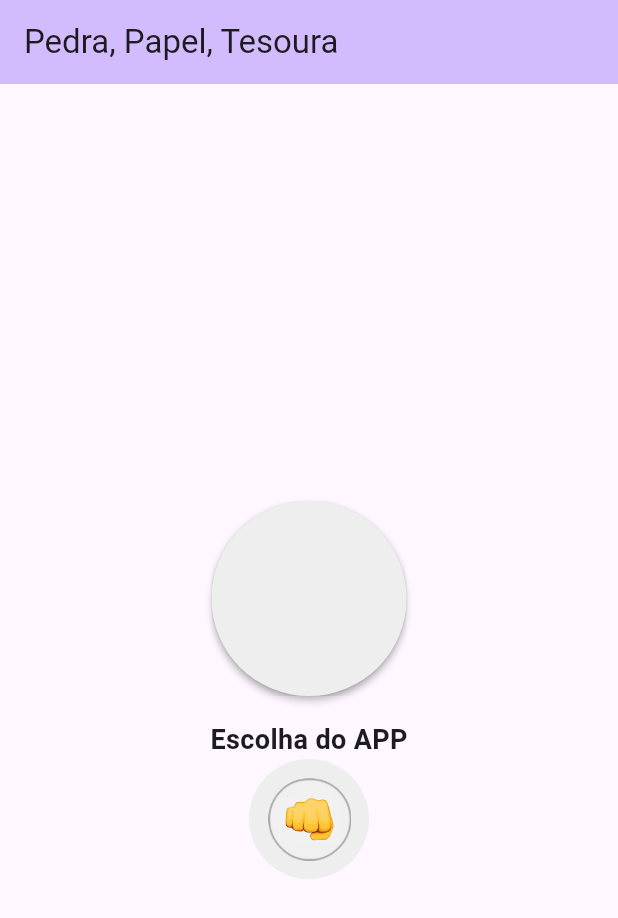
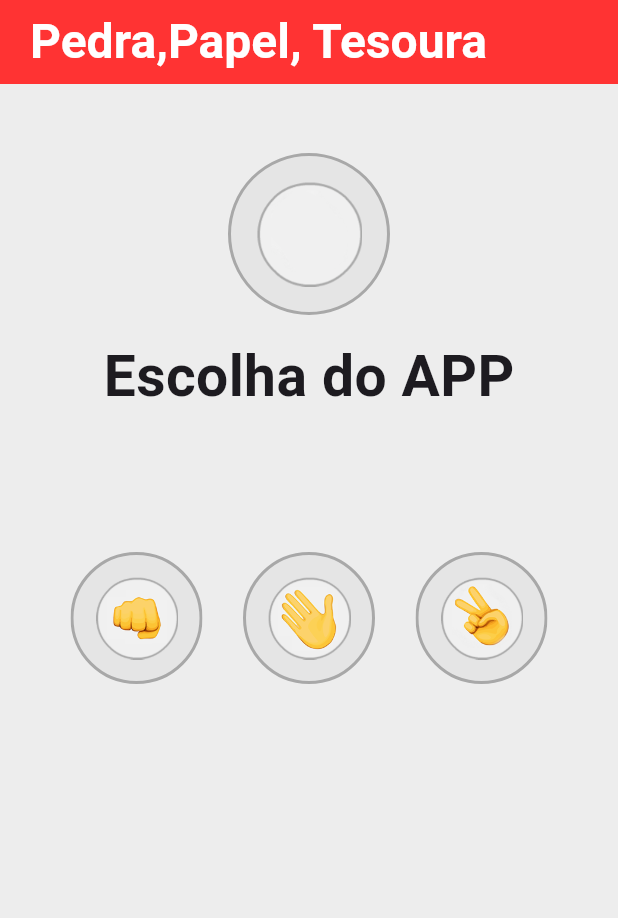
Before and after one commit to pablovns/jokenpoh-2, a Flutter app: the screen it shows after launch, on a phone screen of 412 x 824 dp. Shown: the top 918 px of the screen. Run offline on Flutter 3.47's test engine with Material 3 defaults, Android fonts, the phone set to English and light mode, and no system bars.

Commit message:
implementar lógica do jokenpoh

```diff
--- a/lib/main.dart
+++ b/lib/main.dart
@@ -1,24 +1,23 @@
+import 'dart:math';
+
 import 'package:flutter/material.dart';
 
 void main() {
   runApp(const MyApp());
 }
 
+enum Jogada { pedra, papel, tesoura }
+
+enum ResultadoRodada { vitoria, derrota, empate }
+
 class CircleContainer extends StatelessWidget {
   final Widget? child;
-
   final double? size;
-
   final double padding;
-
   final Color? backgroundColor;
-
   final Color? borderColor;
-
   final double borderWidth;
-
   final double elevation;
-
   final VoidCallback? onTap;
 
   const CircleContainer({
@@ -67,10 +66,10 @@ class CircleContainer extends StatelessWidget {
             boxShadow: elevation > 0
                 ? [
                     BoxShadow(
-                color: Colors.black.withOpacity(0.12),
+                      color: Colors.black.withValues(alpha: 0.12),
                       blurRadius: elevation * 2,
                       offset: Offset(0, elevation),
-              )
+                    ),
                   ]
                 : null,
           ),
@@ -90,7 +89,7 @@ class MyApp extends StatelessWidget {
       title: 'Jokenpoh',
       debugShowCheckedModeBanner: false,
       theme: ThemeData(
-        colorScheme: .fromSeed(seedColor: Colors.deepPurple),
+        colorScheme: ColorScheme.fromSeed(seedColor: Colors.deepPurple),
       ),
       home: const MyHomePage(title: 'Pedra, Papel, Tesoura'),
     );
@@ -107,42 +106,201 @@ class MyHomePage extends StatefulWidget {
 }
 
 class _MyHomePageState extends State<MyHomePage> {
+  final Random _random = Random();
+
+  static const Map<Jogada, String> _imagensJogada = {
+    Jogada.pedra: 'assets/images/pedra.png',
+    Jogada.papel: 'assets/images/papel.png',
+    Jogada.tesoura: 'assets/images/tesoura.png',
+  };
+
+  Jogada? _escolhaJogador;
+  Jogada? _escolhaApp;
+  ResultadoRodada? _resultado;
+
+  bool get _rodadaFinalizada =>
+      _escolhaJogador != null && _escolhaApp != null && _resultado != null;
+
+  void _jogar(Jogada escolhaJogador) {
+    final escolhas = Jogada.values;
+    final escolhaApp = escolhas[_random.nextInt(escolhas.length)];
+
+    ResultadoRodada resultado;
+
+    if (escolhaJogador == escolhaApp) {
+      resultado = ResultadoRodada.empate;
+    } else if ((escolhaJogador == Jogada.pedra && escolhaApp == Jogada.tesoura) ||
+        (escolhaJogador == Jogada.papel && escolhaApp == Jogada.pedra) ||
+        (escolhaJogador == Jogada.tesoura && escolhaApp == Jogada.papel)) {
+      resultado = ResultadoRodada.vitoria;
+    } else {
+      resultado = ResultadoRodada.derrota;
+    }
+
+    setState(() {
+      _escolhaJogador = escolhaJogador;
+      _escolhaApp = escolhaApp;
+      _resultado = resultado;
+    });
+  }
+
+  void _novaRodada() {
+    setState(() {
+      _escolhaJogador = null;
+      _escolhaApp = null;
+      _resultado = null;
+    });
+  }
+
+  String _textoResultado() {
+    switch (_resultado) {
+      case ResultadoRodada.vitoria:
+        return 'Voce venceu!';
+      case ResultadoRodada.derrota:
+        return 'Voce perdeu!';
+      case ResultadoRodada.empate:
+        return 'Empatou!';
+      case null:
+        return 'Escolha uma opcao para jogar';
+    }
+  }
+
+  String _iconeResultado() {
+    switch (_resultado) {
+      case ResultadoRodada.vitoria:
+        return 'assets/images/icons8-vitoria-48.png';
+      case ResultadoRodada.derrota:
+        return 'assets/images/icons8-perder-48.png';
+      case ResultadoRodada.empate:
+      case null:
+        return 'assets/images/icons8-aperto-de-maos-100.png';
+    }
+  }
+
+  String _imagemDaJogada(Jogada? jogada) {
+    if (jogada == null) {
+      return 'assets/images/padrao.png';
+    }
+    return _imagensJogada[jogada] ?? 'assets/images/padrao.png';
+  }
+
+  Widget _circuloEscolha({
+    required String imagePath,
+    double size = 104,
+    double imageScale = 0.68,
+    Color borderColor = const Color(0xFFA8A8A8),
+    VoidCallback? onTap,
+  }) {
+    return CircleContainer(
+      size: size,
+      padding: 0,
+      elevation: 0,
+      backgroundColor: const Color(0xFFE5E5E5),
+      borderColor: borderColor,
+      borderWidth: 2,
+      onTap: onTap,
+      child: SizedBox(
+        width: size * imageScale,
+        height: size * imageScale,
+        child: Image.asset(imagePath, fit: BoxFit.contain),
+      ),
+    );
+  }
 
   @override
   Widget build(BuildContext context) {
     return Scaffold(
+      backgroundColor: const Color(0xFFEDEDED),
       appBar: AppBar(
-        backgroundColor: Theme.of(context).colorScheme.inversePrimary,
-        title: Text(widget.title),
+        backgroundColor: const Color(0xFFFF3333),
+        elevation: 0,
+        titleSpacing: 20,
+        title: const Text(
+          'Pedra,Papel, Tesoura',
+          style: TextStyle(
+            color: Colors.white,
+            fontSize: 32,
+            fontWeight: FontWeight.w700,
+          ),
+        ),
       ),
       body: Center(
+        child: ConstrainedBox(
+          constraints: const BoxConstraints(maxWidth: 430),
+          child: Padding(
+            padding: const EdgeInsets.symmetric(horizontal: 20, vertical: 24),
             child: Column(
-          mainAxisAlignment: .center,
+              mainAxisAlignment: MainAxisAlignment.start,
               children: [
-            const SizedBox(height: 40),
-
-            CircleContainer(
-              size: 130,
-              elevation: 2,
+                const SizedBox(height: 22),
+                _circuloEscolha(imagePath: _imagemDaJogada(_escolhaApp)),
+                const SizedBox(height: 14),
+                const Text(
+                  'Escolha do APP',
+                  style: TextStyle(fontSize: 38, fontWeight: FontWeight.w700),
                 ),
-
-            const SizedBox(height: 16),
-
-            Text(
-              'Escolha do APP',
-              style: const TextStyle(fontSize: 18, fontWeight: FontWeight.bold),
-            ),
-
+                const SizedBox(height: 90),
+                if (!_rodadaFinalizada)
                   Row(
                     mainAxisAlignment: MainAxisAlignment.spaceEvenly,
-              children: [
-                CircleContainer(
-                  size: 80,
-                  child: Image.asset('assets/images/pedra.png'),
+                    children: Jogada.values.map((jogada) {
+                      final bool selecionada = _escolhaJogador == jogada;
+
+                      return _circuloEscolha(
+                        size: 84,
+                        imageScale: 0.66,
+                        imagePath: _imagemDaJogada(jogada),
+                        borderColor: selecionada
+                            ? const Color(0xFFFF3333)
+                            : const Color(0xFFA8A8A8),
+                        onTap: () => _jogar(jogada),
+                      );
+                    }).toList(),
                   )
-              ]
+                else ...[
+                  _circuloEscolha(imagePath: _imagemDaJogada(_escolhaJogador)),
+                  const SizedBox(height: 12),
+                  const Text(
+                    'Sua Escolha',
+                    style: TextStyle(fontSize: 38, fontWeight: FontWeight.w700),
+                  ),
+                  const SizedBox(height: 30),
+                  SizedBox(
+                    width: 104,
+                    height: 104,
+                    child: Image.asset(_iconeResultado(), fit: BoxFit.contain),
+                  ),
+                  const SizedBox(height: 14),
+                  Text(
+                    _textoResultado(),
+                    style: const TextStyle(fontSize: 38, fontWeight: FontWeight.w700),
+                    textAlign: TextAlign.center,
+                  ),
+                  const SizedBox(height: 20),
+                  ElevatedButton(
+                    onPressed: _novaRodada,
+                    style: ElevatedButton.styleFrom(
+                      backgroundColor: const Color(0xFFFF0000),
+                      foregroundColor: Colors.white,
+                      elevation: 0,
+                      padding: const EdgeInsets.symmetric(
+                        horizontal: 34,
+                        vertical: 10,
+                      ),
+                      textStyle: const TextStyle(
+                        fontSize: 34,
+                        fontWeight: FontWeight.w700,
+                      ),
+                      shape: RoundedRectangleBorder(
+                        borderRadius: BorderRadius.circular(12),
+                      ),
+                    ),
+                    child: const Text('Jogar novamente'),
                   ),
                 ],
+              ],
+            ),
+          ),
         ),
       ),
     );
```
Lines whose indentation alone changed are shown as unchanged.
